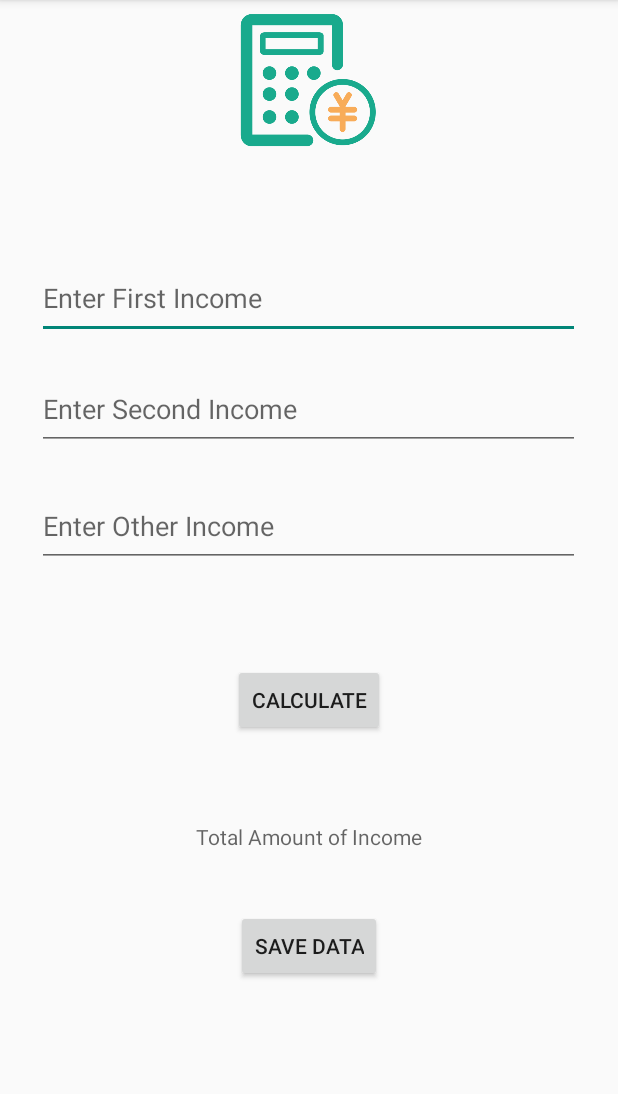
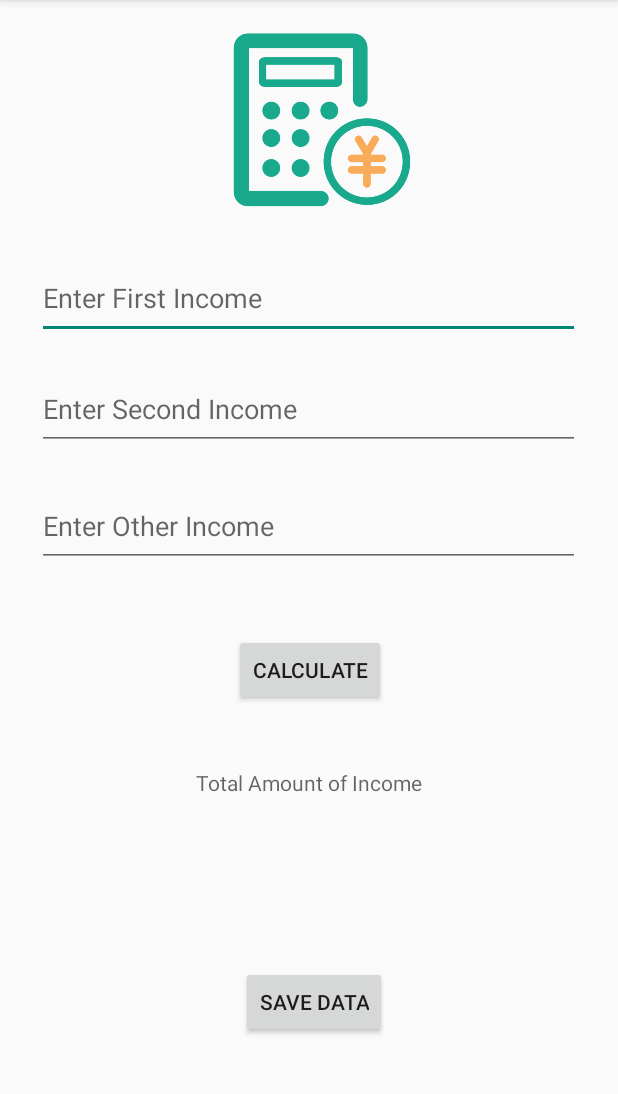
Before and after one commit to IT21182532/Y2_S2_WD_IT_05.01_Human_Care, an Android app: the MyActivity screen opened directly, with no data from a screen before it, on a phone screen of 412 x 824 dp, the part 84-1178 px from its top. Run offline under Robolectric (Android 15) with nearby library versions, the phone set to English and light mode, and no system bars.

Commit message:
Last Update

```diff
--- a/app/src/main/java/com/example/sample1/activities/MyActivity.kt
+++ b/app/src/main/java/com/example/sample1/activities/MyActivity.kt
@@ -16,7 +16,7 @@ class MyActivity : AppCompatActivity() {
         val income2 = findViewById(R.id.etIncome2) as EditText
         val other = findViewById(R.id.etOther) as EditText
 
-        val resultTextView = findViewById<TextView>(R.id.tvResult)
+        val resultTextView = findViewById(R.id.tvResultview) as TextView
 
         val btnSum = findViewById<Button>(R.id.btnCal)
 
--- a/app/src/main/res/layout/activity_details.xml
+++ b/app/src/main/res/layout/activity_details.xml
@@ -107,7 +107,7 @@
 
             <LinearLayout
                 android:layout_width="0dp"
-
+                android:layout_height="match_parent"
                 android:layout_weight="0.6"
                 android:background="@color/divider_grey">
 
--- a/app/src/main/res/layout/activity_my.xml
+++ b/app/src/main/res/layout/activity_my.xml
@@ -4,7 +4,7 @@
     xmlns:tools="http://schemas.android.com/tools"
     android:layout_width="match_parent"
     android:layout_height="match_parent"
-    tools:context=".activities.IncomeActivity">
+    tools:context=".activities.MyActivity">
 
     <EditText
         android:id="@+id/etIncome1"
@@ -52,15 +52,16 @@
         android:text="CALCULATE"
         app:layout_constraintBottom_toBottomOf="parent"
         app:layout_constraintEnd_toEndOf="parent"
+        app:layout_constraintHorizontal_bias="0.503"
         app:layout_constraintStart_toStartOf="parent"
         app:layout_constraintTop_toBottomOf="@+id/etOther"
-        app:layout_constraintVertical_bias="0.19" />
+        app:layout_constraintVertical_bias="0.131" />
 
     <TextView
         android:id="@+id/tvTotal"
         android:layout_width="362dp"
         android:layout_height="54dp"
-        android:layout_marginTop="40dp"
+        android:layout_marginTop="24dp"
         android:ems="10"
         android:gravity="center"
         android:hint="Total Amount of Income"
@@ -78,14 +79,29 @@
         android:text="SAVE DATA"
         app:layout_constraintBottom_toBottomOf="parent"
         app:layout_constraintEnd_toEndOf="parent"
+        app:layout_constraintHorizontal_bias="0.51"
         app:layout_constraintStart_toStartOf="parent"
         app:layout_constraintTop_toBottomOf="@+id/tvTotal"
-        app:layout_constraintVertical_bias="0.367" />
+        app:layout_constraintVertical_bias="1.0" />
+
+
+    <TextView
+        android:id="@+id/tvResultview"
+        android:layout_width="70dp"
+        android:layout_height="27dp"
+        android:text=""
+        app:layout_constraintBottom_toTopOf="@+id/btnSaveData"
+        app:layout_constraintEnd_toEndOf="parent"
+        app:layout_constraintStart_toStartOf="parent"
+        app:layout_constraintTop_toBottomOf="@+id/tvTotal" />
 
     <ImageView
         android:id="@+id/imageView"
-        android:layout_width="410dp"
-        android:layout_height="104dp"
-        app:srcCompat="@drawable/calculate_income"
-        tools:layout_editor_absoluteY="40dp" />
+        android:layout_width="136dp"
+        android:layout_height="156dp"
+        android:src="@drawable/calculate_income"
+        app:layout_constraintEnd_toEndOf="parent"
+        app:layout_constraintHorizontal_bias="0.53"
+        app:layout_constraintStart_toStartOf="parent"
+        tools:layout_editor_absoluteY="16dp" />
 </androidx.constraintlayout.widget.ConstraintLayout>
```
Also changed, not shown: app/src/main/java/com/example/sample1/activities/IncomeActivity.kt (deleted, +0 -39 lines), app/src/main/res/layout/income.xml (deleted, +0 -94 lines).
